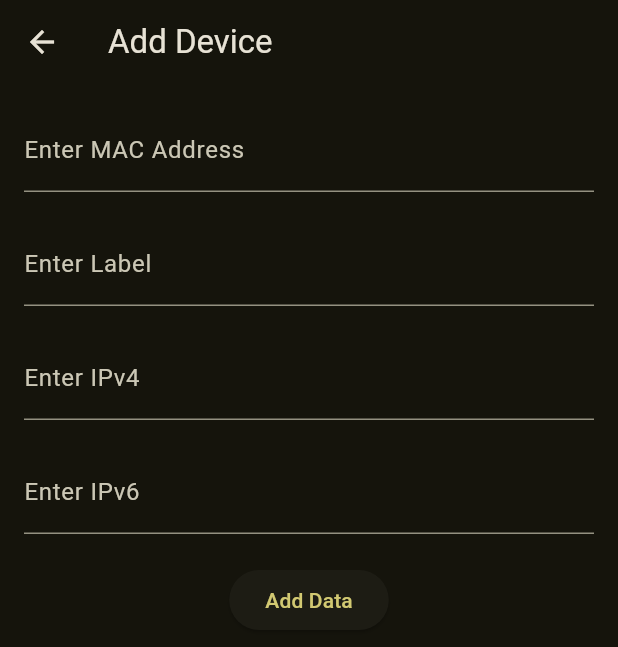
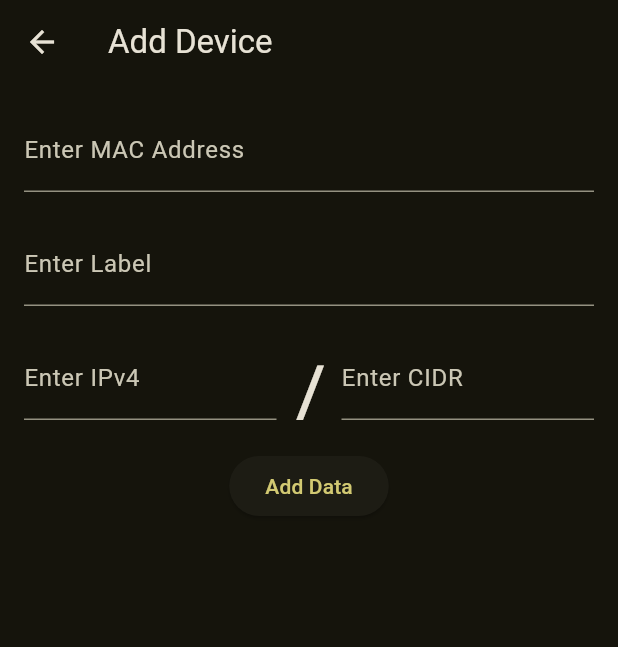
Before and after one commit to rizahudan/personal_home, a Flutter app: the FormDevicePage screen opened by its route, on a phone screen of 412 x 824 dp. Shown: the top 647 px of the screen. Run offline on Flutter 3.47's test engine with Material 3 defaults, Android fonts, the phone set to English and light mode, and no system bars; our stand-ins replace bloc, equatable, flutter_bloc, get_it, sqflite, yaml; missing offline and left inert: flutter_icmp_ping, wake_on_lan; accounts and stored records are empty.

Commit message:
wakeonlan by brocast ip and remove ipv6

```diff
--- a/lib/core/adapter/database/sqlite.dart
+++ b/lib/core/adapter/database/sqlite.dart
@@ -62,8 +62,7 @@ class SqliteAdapter {
               id integer primary key autoincrement,
               mac_address text not null,
               label text not null,
-              ipv4 text not null,
-              ipv6 text not null
+              ipv4_cidr text not null
             )
           ''');
       },
--- a/lib/core/bloc/device/device_state.dart
+++ b/lib/core/bloc/device/device_state.dart
@@ -21,3 +21,5 @@ final class DeviceStateLoaded extends DeviceState {
 }
 
 final class DeviceStateSuccess extends DeviceState {}
+
+final class DeviceStateFailure extends DeviceState {}
--- a/lib/core/entity/device.dart
+++ b/lib/core/entity/device.dart
@@ -4,34 +4,33 @@ class DeviceEntity extends Equatable {
   final int id;
   final String macAddress;
   final String label;
+  final String ipv4Cidr;
+  final bool status;
   final String ipv4;
-  final String ipv6;
-  final bool status;
+  final String broadcastIpv4;
 
-  const DeviceEntity({
+  DeviceEntity({
     required this.id,
     required this.macAddress,
     required this.label,
-    required this.ipv4,
-    required this.ipv6,
+    required this.ipv4Cidr,
     required this.status,
-  });
+  })  : ipv4 = getIpv4(ipv4Cidr),
+        broadcastIpv4 = getBrodcastIpv4(ipv4Cidr);
 
   // Method to create a new instance with a modified name
   DeviceEntity copyWith({
     int? id,
     String? macAddress,
     String? label,
-    String? ipv4,
-    String? ipv6,
+    String? ipv4Cidr,
     bool? status,
   }) {
     return DeviceEntity(
       id: id ?? this.id,
       macAddress: macAddress ?? this.macAddress,
       label: label ?? this.label,
-      ipv4: ipv4 ?? this.ipv4,
-      ipv6: ipv6 ?? this.ipv6,
+      ipv4Cidr: ipv4Cidr ?? this.ipv4Cidr,
       status: status ?? this.status,
     );
   }
@@ -41,8 +40,7 @@ class DeviceEntity extends Equatable {
       id: json["id"] ?? 0,
       macAddress: json["mac_address"] ?? "",
       label: json["label"] ?? "",
-      ipv4: json["ipv4"] ?? "",
-      ipv6: json["ipv6"] ?? "",
+      ipv4Cidr: json["ipv4_cidr"] ?? "",
       status: json["status"] ?? false,
     );
   }
@@ -51,8 +49,7 @@ class DeviceEntity extends Equatable {
         "id": id,
         "mac_address": macAddress,
         "label": label,
-        "ipv4": ipv4,
-        "ipv6": ipv6,
+        "ipv4_cidr": ipv4,
         "status": status,
       };
 
@@ -61,8 +58,47 @@ class DeviceEntity extends Equatable {
         id,
         macAddress,
         label,
-        ipv4,
-        ipv6,
+        ipv4Cidr,
         status,
       ];
+
+  static String getIpv4(ipv4AdressWithCidr) {
+    List<String> addressParts = ipv4AdressWithCidr.split('/');
+    return addressParts[0];
+  }
+
+  static String getBrodcastIpv4(ipv4AdressWithCidr) {
+    String ip = "";
+    String cidr = '24';
+    List<String> addressParts = ipv4AdressWithCidr.split('/');
+    ip = addressParts[0];
+    if (addressParts.length > 1 && addressParts[1].isNotEmpty) {
+      cidr = addressParts[1];
+    }
+
+    int prefixLength = int.parse(cidr);
+
+    // Convert the IP address to a 32-bit integer
+    List<int> ipParts = ip.split('.').map(int.parse).toList();
+    int ipAsInt = (ipParts[0] << 24) |
+        (ipParts[1] << 16) |
+        (ipParts[2] << 8) |
+        ipParts[3];
+
+    // Calculate the subnet mask as a 32-bit integer
+    int subnetMask = ((1 << prefixLength) - 1) << (32 - prefixLength);
+
+    // Calculate the broadcast address by setting all host bits to 1
+    int broadcastAsInt = ipAsInt | ~subnetMask;
+
+    // Convert the broadcast address back to dotted-decimal format
+    List<String> broadcastParts = [
+      ((broadcastAsInt >> 24) & 0xFF).toString(),
+      ((broadcastAsInt >> 16) & 0xFF).toString(),
+      ((broadcastAsInt >> 8) & 0xFF).toString(),
+      (broadcastAsInt & 0xFF).toString(),
+    ];
+
+    return broadcastParts.join('.');
+  }
 }
--- a/lib/core/repository/device.dart
+++ b/lib/core/repository/device.dart
@@ -22,8 +22,7 @@ class DeviceRepository implements DevicePortRepository {
       id: device.id,
       macAddress: device.macAddress,
       label: device.label,
-      ipv4: device.ipv4,
-      ipv6: device.ipv6,
+      ipv4Cidr: device.ipv4Cidr,
     );
     final db = await _sqlite.database;
     await db.transaction((txn) async {
@@ -53,8 +52,7 @@ class DeviceRepository implements DevicePortRepository {
       id: device.id,
       macAddress: device.macAddress,
       label: device.label,
-      ipv4: device.ipv4,
-      ipv6: device.ipv6,
+      ipv4Cidr: device.ipv4Cidr,
     );
 
     final db = await _sqlite.database;
--- a/lib/core/repository/model/device.dart
+++ b/lib/core/repository/model/device.dart
@@ -5,15 +5,13 @@ class DeviceModel extends Equatable {
   final int id;
   final String label;
   final String macAddress;
-  final String ipv4;
-  final String ipv6;
+  final String ipv4Cidr;
 
   const DeviceModel({
     required this.id,
     required this.macAddress,
     required this.label,
-    required this.ipv4,
-    required this.ipv6,
+    required this.ipv4Cidr,
   });
 
   factory DeviceModel.fromJson(Map<String, dynamic> json) {
@@ -21,8 +19,7 @@ class DeviceModel extends Equatable {
       id: json["id"] ?? 0,
       macAddress: json["mac_address"] ?? "",
       label: json["label"] ?? "",
-      ipv4: json["ipv4"] ?? "",
-      ipv6: json["ipv6"] ?? "",
+      ipv4Cidr: json["ipv4_cidr"] ?? "",
     );
   }
 
@@ -30,8 +27,7 @@ class DeviceModel extends Equatable {
         "id": id,
         "mac_address": macAddress,
         "label": label,
-        "ipv4": ipv4,
-        "ipv6": ipv6,
+        "ipv4_cidr": ipv4Cidr,
       };
 
   @override
@@ -39,8 +35,7 @@ class DeviceModel extends Equatable {
         id,
         macAddress,
         label,
-        ipv4,
-        ipv6,
+        ipv4Cidr,
       ];
 
   DeviceEntity toEntity() {
@@ -48,8 +43,7 @@ class DeviceModel extends Equatable {
       id: id,
       macAddress: macAddress,
       label: label,
-      ipv4: ipv4,
-      ipv6: ipv6,
+      ipv4Cidr: ipv4Cidr,
       status: false,
     );
   }
--- a/lib/presentation/page/form_device_page.dart
+++ b/lib/presentation/page/form_device_page.dart
@@ -1,7 +1,9 @@
 import 'package:flutter/material.dart';
+import 'package:flutter/services.dart';
 import 'package:flutter_bloc/flutter_bloc.dart';
 import 'package:personal_home/core/bloc/device/device_bloc.dart';
 import 'package:personal_home/core/entity/device.dart';
+import 'package:personal_home/core/utils/ui/snackbar_utils.dart';
 
 class FormDevicePage extends StatelessWidget {
   static const routeName = '/form-device';
@@ -9,13 +11,24 @@ class FormDevicePage extends StatelessWidget {
   final TextEditingController _controllerMacAddress = TextEditingController();
   final TextEditingController _controllerLabel = TextEditingController();
   final TextEditingController _controllerIpv4 = TextEditingController();
-  final TextEditingController _controllerIpv6 = TextEditingController();
+  final TextEditingController _controllerCidrIpv4 = TextEditingController();
 
   FormDevicePage({super.key});
 
   @override
   Widget build(BuildContext context) {
-    return Scaffold(
+    return BlocProvider.value(
+        value: BlocProvider.of<DeviceBloc>(context),
+        child: BlocListener<DeviceBloc, DeviceState>(
+          listener: (context, state) {
+            if (state is DeviceStateSuccess) {
+              showSuccessSnackBar(context);
+              Navigator.of(context).pop(); // Close the dialog if success
+            } else if (state is DeviceStateFailure) {
+              showFailureSnackBar(context);
+            }
+          },
+          child: Scaffold(
             appBar: AppBar(
               title: const Text('Add Device'),
             ),
@@ -25,7 +38,8 @@ class FormDevicePage extends StatelessWidget {
                 children: [
                   TextField(
                     controller: _controllerMacAddress,
-              decoration: const InputDecoration(labelText: 'Enter MAC Address'),
+                    decoration:
+                        const InputDecoration(labelText: 'Enter MAC Address'),
                   ),
                   const SizedBox(height: 20),
                   TextField(
@@ -33,41 +47,73 @@ class FormDevicePage extends StatelessWidget {
                     decoration: const InputDecoration(labelText: 'Enter Label'),
                   ),
                   const SizedBox(height: 20),
-            TextField(
+                  Row(
+                    children: [
+                      Expanded(
+                        child: TextField(
                           controller: _controllerIpv4,
-              decoration: const InputDecoration(labelText: 'Enter IPv4'),
+                          decoration:
+                              const InputDecoration(labelText: 'Enter IPv4'),
                         ),
-            const SizedBox(height: 20),
-            TextField(
-              controller: _controllerIpv6,
-              decoration: const InputDecoration(labelText: 'Enter IPv6'),
+                      ),
+                      const SizedBox(
+                        width: 10,
+                      ),
+                      Container(
+                        alignment: Alignment.center,
+                        padding: const EdgeInsets.symmetric(
+                          horizontal: 0.0,
+                        ),
+                        height: 56.0, // Add padding if needed
+                        child: const Text(
+                          '/',
+                          style: TextStyle(
+                            fontSize: 56.0,
+                          ),
+                        ), // This should match the height of the TextField
+                      ),
+                      const SizedBox(
+                        width: 10,
+                      ),
+                      Expanded(
+                        child: TextField(
+                          controller: _controllerCidrIpv4,
+                          decoration:
+                              const InputDecoration(labelText: 'Enter CIDR'),
+                          keyboardType: TextInputType.number,
+                          inputFormatters: [
+                            LengthLimitingTextInputFormatter(
+                                2), // Limit input to 2 characters
+                          ],
+                        ),
+                      ),
+                    ],
                   ),
                   const SizedBox(height: 20),
                   ElevatedButton(
                     onPressed: () {
                       if (_controllerLabel.text.isEmpty &&
                           _controllerMacAddress.text.isEmpty &&
-                    _controllerIpv4.text.isEmpty &&
-                    _controllerIpv6.text.isEmpty) {
+                          _controllerIpv4.text.isEmpty) {
                         return;
                       }
                       final device = DeviceEntity(
                         id: 0,
                         macAddress: _controllerMacAddress.text,
                         label: _controllerLabel.text,
-                  ipv4: _controllerIpv4.text,
-                  ipv6: _controllerIpv6.text,
+                        ipv4Cidr:
+                            '${_controllerIpv4.text}/${_controllerCidrIpv4.text}',
                         status: false,
                       );
                       BlocProvider.of<DeviceBloc>(context)
                           .add(DeviceEventInsert(device));
-                Navigator.pop(context);
                     },
                     child: const Text('Add Data'),
                   )
                 ],
               ),
             ),
-    );
+          ),
+        ));
   }
 }
--- a/lib/presentation/page/home_page.dart
+++ b/lib/presentation/page/home_page.dart
@@ -1,7 +1,7 @@
 import 'package:flutter/material.dart';
 import 'package:flutter_bloc/flutter_bloc.dart';
 import 'package:personal_home/core/bloc/device/device_bloc.dart';
-import 'package:personal_home/core/navigation/route_observer.dart';
+import 'package:personal_home/navigation/route_observer.dart';
 import 'package:personal_home/presentation/page/form_device_page.dart';
 import 'package:personal_home/presentation/widget/home/device_card_item.dart';
 
```
Also changed, not shown: lib/core/bloc/device/device_bloc.dart (+10 -2 lines), lib/core/utils/ui/snackbar_utils.dart (added, +36 -0 lines), lib/presentation/widget/home/device_card_item.dart (+37 -12 lines). Lines whose indentation alone changed are shown as unchanged.
